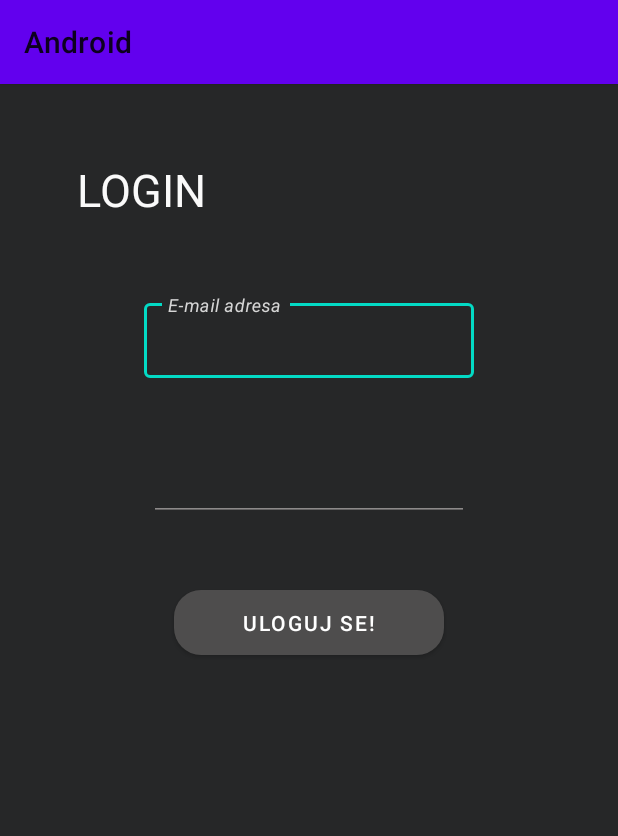
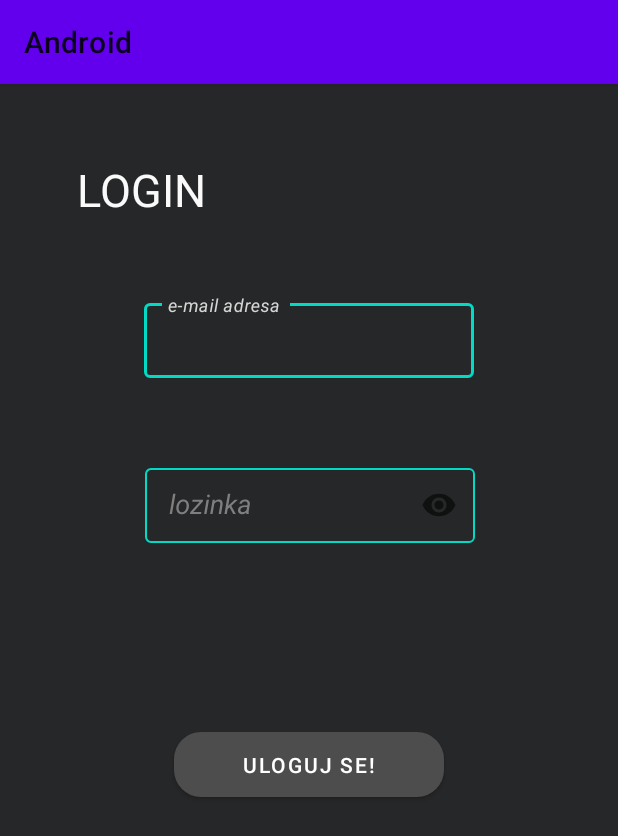
Before and after one commit to dragoslavbabic/android, an Android app: the screen it shows after launch (HelloMyActivity), on a phone screen of 412 x 824 dp. Shown: the top 836 px of the screen. Run offline under Robolectric (Android 15) with nearby library versions, the phone set to English and light mode, and no system bars.

Commit message:
Material hint text to italic

```diff
--- a/app/src/main/res/layout/activity_main.xml
+++ b/app/src/main/res/layout/activity_main.xml
@@ -63,6 +63,8 @@
             android:textSize="18sp" />
     </com.google.android.material.textfield.TextInputLayout>
 
+
+    <!--
         <EditText
             android:id="@+id/editTextTextPassword"
             android:layout_width="wrap_content"
@@ -76,18 +78,51 @@
             app:layout_constraintHorizontal_bias="0.5"
             app:layout_constraintStart_toStartOf="parent"
             app:layout_constraintTop_toBottomOf="@+id/editTextTextEmailAddress" />
+    -->
+
+    <com.google.android.material.textfield.TextInputLayout
+        android:id="@+id/editTextPassword"
+        style="@style/Widget.MaterialComponents.TextInputLayout.OutlinedBox"
+        android:layout_width="220dp"
+        android:layout_height="55dp"
+        android:layout_marginStart="24dp"
+        android:layout_marginLeft="24dp"
+        android:layout_marginTop="160dp"
+        android:layout_marginEnd="24dp"
+        android:layout_marginRight="24dp"
+        android:ems="10"
+        android:hint="@string/textPassword"
+        android:textColorHint="#7F7F7F"
+        app:endIconMode="password_toggle"
+        app:backgroundTint="@color/blue_gray_light"
+        app:boxBackgroundMode="outline"
+        app:boxStrokeColor="@color/text_input_outline_color"
+        app:hintTextColor="#D6D6D6"
+        app:layout_constraintEnd_toEndOf="parent"
+        app:layout_constraintHorizontal_bias="0.503"
+        app:layout_constraintStart_toStartOf="parent"
+        app:layout_constraintTop_toBottomOf="@+id/textLogin">
+
+        <com.google.android.material.textfield.TextInputEditText
+            android:layout_width="match_parent"
+            android:layout_height="50dp"
+            android:inputType="textPassword"
+            android:textColor="#D2CCCC"
+            android:textSize="18sp" />
+
+    </com.google.android.material.textfield.TextInputLayout>
 
     <com.google.android.material.button.MaterialButton
         android:id="@+id/button"
         android:layout_width="180dp"
         android:layout_height="55dp"
-        android:layout_marginTop="40dp"
+        android:layout_marginTop="120dp"
         android:text="@string/btnText"
         app:backgroundTint="#4E4D4D"
         app:cornerRadius="18dp"
         app:layout_constraintEnd_toEndOf="parent"
         app:layout_constraintHorizontal_bias="0.5"
         app:layout_constraintStart_toStartOf="parent"
-        app:layout_constraintTop_toBottomOf="@+id/editTextTextPassword" />
+        app:layout_constraintTop_toBottomOf="@+id/editTextPassword" />
 
 </androidx.constraintlayout.widget.ConstraintLayout>
--- a/app/src/main/res/values/strings.xml
+++ b/app/src/main/res/values/strings.xml
@@ -1,7 +1,8 @@
 <resources>
     <string name="app_name">Android</string>
     <string name="welcome_text">Hello my!</string>
-    <string name="textEmail"><i>E-mail adresa</i></string>
+    <string name="textEmail"><i>e-mail adresa</i></string>
+    <string name="textPassword"><i>lozinka</i></string>
     <string name="txtLogin">LOGIN</string>
     <string name="btnText">Uloguj se!</string>
     <string name="textPocetna">Evidencija vožnje</string>
```
Lines whose indentation alone changed are shown as unchanged.
